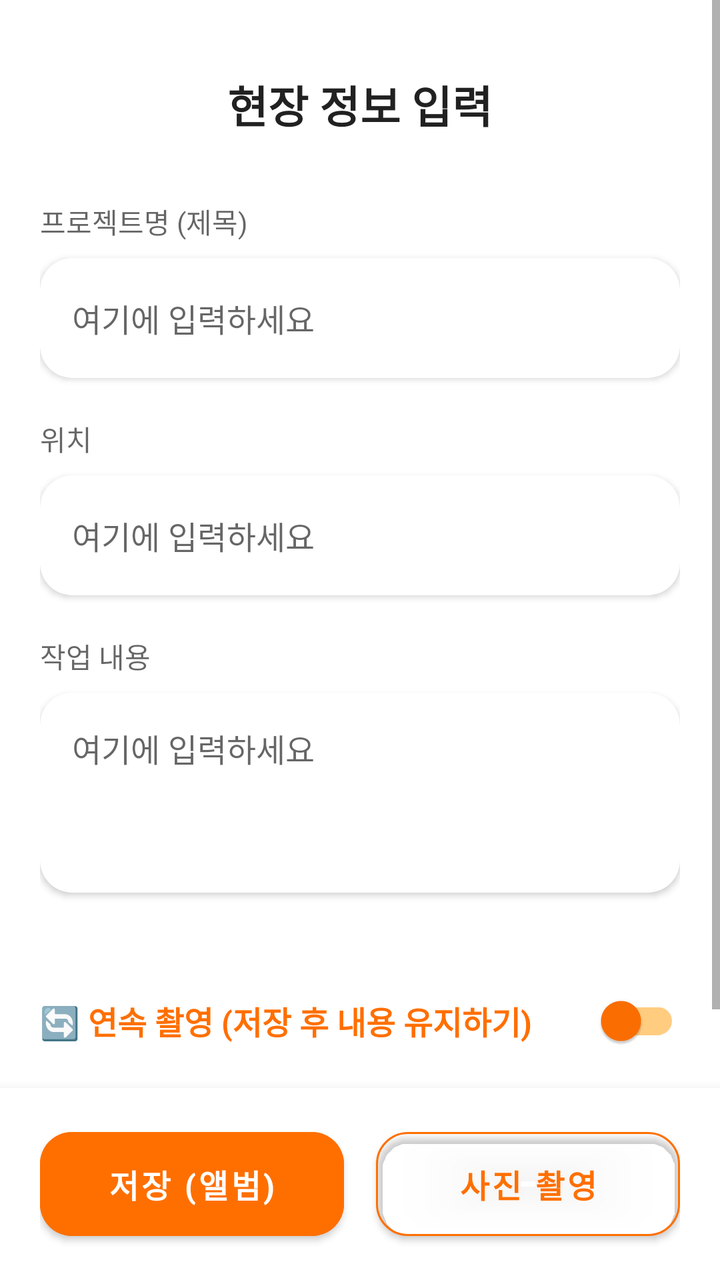
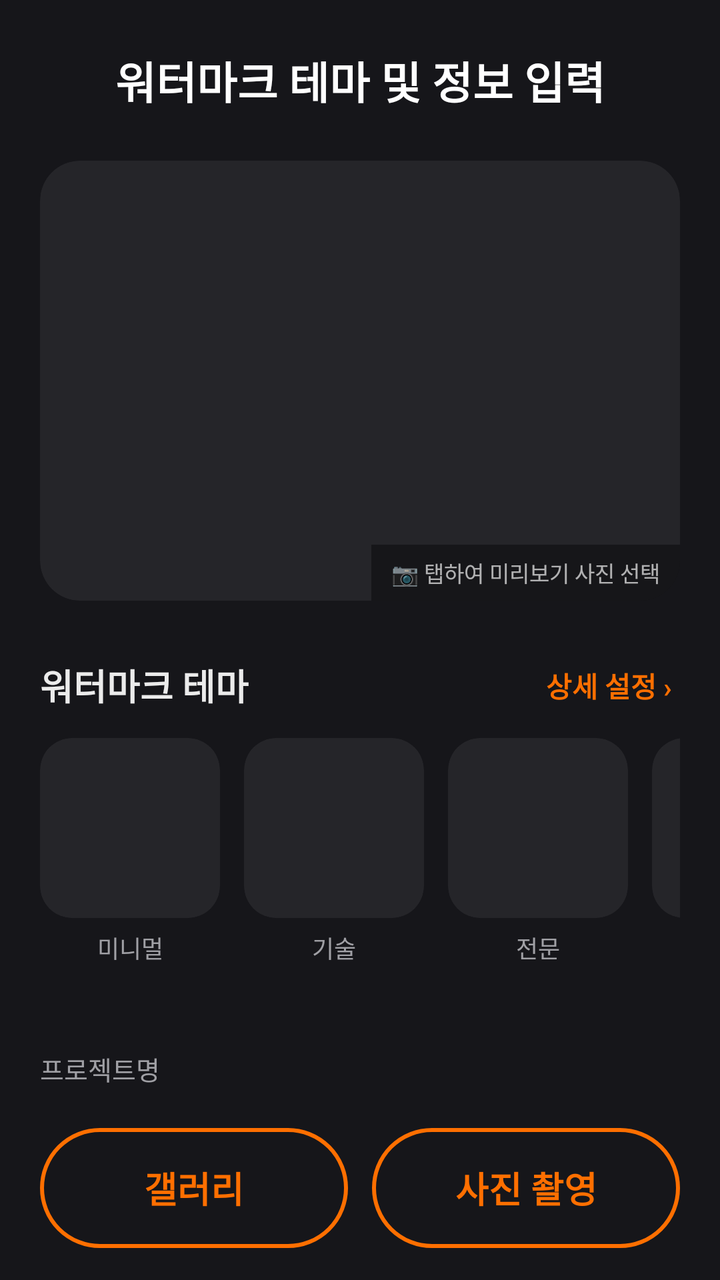

Screens rendered from an Android XML layout before and after an edit, with the pre-edit source and the edit as a unified diff.
<!-- AndroidManifest.xml: application theme Theme.Siteboard -->
<!-- res/layout/activity_sub.xml -->
<?xml version="1.0" encoding="utf-8"?>
<androidx.constraintlayout.widget.ConstraintLayout
    xmlns:android="http://schemas.android.com/apk/res/android"
    xmlns:app="http://schemas.android.com/apk/res-auto"
    android:layout_width="match_parent"
    android:layout_height="match_parent"
    android:fitsSystemWindows="true"
    android:background="?android:attr/windowBackground">

    <ScrollView
        android:layout_width="match_parent"
        android:layout_height="0dp"
        app:layout_constraintTop_toTopOf="parent"
        app:layout_constraintBottom_toTopOf="@id/layoutBottom"
        android:fillViewport="true">

        <LinearLayout
            android:layout_width="match_parent"
            android:layout_height="wrap_content"
            android:orientation="vertical"
            android:padding="20dp">

            <TextView
                android:layout_width="match_parent"
                android:layout_height="wrap_content"
                android:text="현장 정보 입력"
                android:textSize="22sp"
                android:textColor="?android:attr/textColorPrimary"
                android:textStyle="bold"
                android:gravity="center"
                android:layout_marginTop="16dp"
                android:layout_marginBottom="32dp"/>

            <TextView android:layout_width="wrap_content" android:layout_height="wrap_content" android:text="프로젝트명 (제목)" android:textColor="?android:attr/textColorSecondary" android:textSize="14sp" android:layout_marginBottom="8dp"/>
            <androidx.cardview.widget.CardView android:layout_width="match_parent" android:layout_height="60dp" app:cardCornerRadius="16dp" app:cardElevation="2dp" app:cardBackgroundColor="?attr/colorSurface" android:layout_marginBottom="20dp">
                <EditText android:id="@+id/etTitle" android:layout_width="match_parent" android:layout_height="match_parent" android:background="@null" android:paddingHorizontal="16dp" android:hint="여기에 입력하세요" android:textColorHint="?android:attr/textColorHint" android:textColor="?android:attr/textColorPrimary" android:textSize="16sp" android:inputType="text"/>
            </androidx.cardview.widget.CardView>

            <TextView android:layout_width="wrap_content" android:layout_height="wrap_content" android:text="위치" android:textColor="?android:attr/textColorSecondary" android:textSize="14sp" android:layout_marginBottom="8dp"/>
            <androidx.cardview.widget.CardView android:layout_width="match_parent" android:layout_height="60dp" app:cardCornerRadius="16dp" app:cardElevation="2dp" app:cardBackgroundColor="?attr/colorSurface" android:layout_marginBottom="20dp">
                <EditText android:id="@+id/etLocation" android:layout_width="match_parent" android:layout_height="match_parent" android:background="@null" android:paddingHorizontal="16dp" android:hint="여기에 입력하세요" android:textColorHint="?android:attr/textColorHint" android:textColor="?android:attr/textColorPrimary" android:textSize="16sp" android:inputType="text"/>
            </androidx.cardview.widget.CardView>

            <TextView android:layout_width="wrap_content" android:layout_height="wrap_content" android:text="작업 내용" android:textColor="?android:attr/textColorSecondary" android:textSize="14sp" android:layout_marginBottom="8dp"/>
            <androidx.cardview.widget.CardView android:layout_width="match_parent" android:layout_height="wrap_content" app:cardCornerRadius="16dp" app:cardElevation="2dp" app:cardBackgroundColor="?attr/colorSurface" android:layout_marginBottom="32dp">
                <EditText android:id="@+id/etDesc" android:layout_width="match_parent" android:layout_height="wrap_content" android:minHeight="100dp" android:gravity="top" android:background="@null" android:padding="16dp" android:hint="여기에 입력하세요" android:textColor="?android:attr/textColorPrimary" android:textColorHint="?android:attr/textColorHint" android:textSize="16sp" android:inputType="textMultiLine"/>
            </androidx.cardview.widget.CardView>

            <com.google.android.material.switchmaterial.SwitchMaterial
                android:id="@+id/switchContinuous"
                android:layout_width="match_parent"
                android:layout_height="wrap_content"
                android:text="🔄 연속 촬영 (저장 후 내용 유지하기)"
                android:textColor="#FF6F00"
                android:textSize="16sp"
                android:textStyle="bold"
                app:thumbTint="#FF6F00"
                app:trackTint="#FFCC80"
                android:layout_marginTop="8dp"
                android:layout_marginBottom="32dp"/>
        </LinearLayout>
    </ScrollView>

    <LinearLayout
        android:id="@+id/layoutBottom"
        android:layout_width="match_parent"
        android:layout_height="wrap_content"
        android:orientation="horizontal"
        android:paddingHorizontal="20dp"
        android:paddingVertical="16dp"
        android:background="?attr/colorSurface"
        android:elevation="8dp"
        app:layout_constraintBottom_toBottomOf="parent">

        <Button
            android:id="@+id/btnGallery"
            android:layout_width="0dp"
            android:layout_height="64dp"
            android:layout_weight="1"
            android:text="저장 (앨범)"
            android:textColor="#FFFFFF"
            android:backgroundTint="#FF6F00"
            app:cornerRadius="16dp"
            android:textSize="16sp"
            android:textStyle="bold"
            android:layout_marginEnd="8dp"/>

        <Button
            android:id="@+id/btnCamera"
            android:layout_width="0dp"
            android:layout_height="64dp"
            android:layout_weight="1"
            android:text="사진 촬영"
            android:textColor="#FF6F00"
            android:backgroundTint="@android:color/transparent"
            app:strokeColor="#FF6F00"
            app:strokeWidth="1dp"
            app:cornerRadius="16dp"
            android:textSize="16sp"
            android:textStyle="bold"
            android:layout_marginStart="8dp"/>
    </LinearLayout>

    <LinearLayout
        android:id="@+id/layoutLoading"
        android:layout_width="match_parent"
        android:layout_height="match_parent"
        android:background="#99000000"
        android:gravity="center"
        android:orientation="vertical"
        android:visibility="gone"
        android:clickable="true"
        android:focusable="true"
        app:layout_constraintTop_toTopOf="parent">
        <ProgressBar android:layout_width="wrap_content" android:layout_height="wrap_content" android:indeterminateTint="#FF6F00"/>
        <TextView android:layout_width="wrap_content" android:layout_height="wrap_content" android:text="처리 중입니다..." android:textColor="#FFFFFF" android:layout_marginTop="16dp" android:textSize="16sp" android:textStyle="bold"/>
    </LinearLayout>
</androidx.constraintlayout.widget.ConstraintLayout>
<!-- resources referenced by this layout -->
<resources>
  <style name="Theme.Siteboard" parent="Theme.MaterialComponents.DayNight.NoActionBar">
  
          <item name="colorPrimary">#7C4DFF</item>
          <item name="colorPrimaryVariant">#3700B3</item>
          <item name="colorOnPrimary">#FFFFFF</item>
  
          <item name="colorSecondary">#FF6F00</item>
          <item name="colorSecondaryVariant">#FF6F00</item>
          <item name="colorOnSecondary">#FFFFFF</item>
  
          <item name="android:statusBarColor">?attr/colorPrimaryVariant</item>
  
          <item name="android:windowSplashScreenBackground" tools:targetApi="s">?android:attr/windowBackground</item>
  
          <item name="android:windowSplashScreenAnimatedIcon" tools:targetApi="s">@android:color/transparent</item>
  
          <item name="android:windowSplashScreenAnimationDuration" tools:targetApi="s">0</item>
      </style>
</resources>

<!-- the commit's change to res/layout/activity_sub.xml (unified diff, before → after) -->
@@ -4,63 +4,324 @@
     xmlns:app="http://schemas.android.com/apk/res-auto"
     android:layout_width="match_parent"
     android:layout_height="match_parent"
-    android:fitsSystemWindows="true"
-    android:background="?android:attr/windowBackground">
-
-    <ScrollView
+    android:background="#16161A">
+
+    <TextView
+        android:id="@+id/tvHeader"
+        android:layout_width="wrap_content"
+        android:layout_height="wrap_content"
+        android:text="워터마크 테마 및 정보 입력"
+        android:textColor="#FFFFFF"
+        android:textSize="22sp"
+        android:textStyle="bold"
+        android:layout_marginTop="24dp"
+        app:layout_constraintTop_toTopOf="parent"
+        app:layout_constraintStart_toStartOf="parent"
+        app:layout_constraintEnd_toEndOf="parent" />
+
+    <androidx.core.widget.NestedScrollView
         android:layout_width="match_parent"
         android:layout_height="0dp"
-        app:layout_constraintTop_toTopOf="parent"
+        android:layout_marginTop="24dp"
+        app:layout_constraintTop_toBottomOf="@id/tvHeader"
         app:layout_constraintBottom_toTopOf="@id/layoutBottom"
-        android:fillViewport="true">
+        app:layout_constraintStart_toStartOf="parent"
+        app:layout_constraintEnd_toEndOf="parent"
+        android:clipToPadding="false"
+        android:paddingBottom="24dp">
 
         <LinearLayout
             android:layout_width="match_parent"
             android:layout_height="wrap_content"
             android:orientation="vertical"
-            android:padding="20dp">
-
-            <TextView
-                android:layout_width="match_parent"
-                android:layout_height="wrap_content"
-                android:text="현장 정보 입력"
-                android:textSize="22sp"
-                android:textColor="?android:attr/textColorPrimary"
-                android:textStyle="bold"
-                android:gravity="center"
-                android:layout_marginTop="16dp"
-                android:layout_marginBottom="32dp"/>
-
-            <TextView android:layout_width="wrap_content" android:layout_height="wrap_content" android:text="프로젝트명 (제목)" android:textColor="?android:attr/textColorSecondary" android:textSize="14sp" android:layout_marginBottom="8dp"/>
-            <androidx.cardview.widget.CardView android:layout_width="match_parent" android:layout_height="60dp" app:cardCornerRadius="16dp" app:cardElevation="2dp" app:cardBackgroundColor="?attr/colorSurface" android:layout_marginBottom="20dp">
-                <EditText android:id="@+id/etTitle" android:layout_width="match_parent" android:layout_height="match_parent" android:background="@null" android:paddingHorizontal="16dp" android:hint="여기에 입력하세요" android:textColorHint="?android:attr/textColorHint" android:textColor="?android:attr/textColorPrimary" android:textSize="16sp" android:inputType="text"/>
+            android:paddingHorizontal="20dp">
+
+            
+            <androidx.cardview.widget.CardView
+                android:id="@+id/cardPreview"
+                android:layout_width="match_parent"
+                android:layout_height="220dp"
+                android:clickable="true"
+                android:focusable="true"
+                app:cardCornerRadius="20dp"
+                app:cardElevation="0dp"
+                app:cardBackgroundColor="#252529">
+                <ImageView
+                    android:id="@+id/ivPreview"
+                    android:layout_width="match_parent"
+                    android:layout_height="match_parent"
+                    android:scaleType="centerCrop" />
+                <TextView
+                    android:id="@+id/tvPreviewHint"
+                    android:layout_width="wrap_content"
+                    android:layout_height="wrap_content"
+                    android:layout_gravity="bottom|end"
+                    android:background="#66000000"
+                    android:paddingHorizontal="10dp"
+                    android:paddingVertical="6dp"
+                    android:text="📷 탭하여 미리보기 사진 선택"
+                    android:textColor="#AAFFFFFF"
+                    android:textSize="11sp" />
             </androidx.cardview.widget.CardView>
 
-            <TextView android:layout_width="wrap_content" android:layout_height="wrap_content" android:text="위치" android:textColor="?android:attr/textColorSecondary" android:textSize="14sp" android:layout_marginBottom="8dp"/>
-            <androidx.cardview.widget.CardView android:layout_width="match_parent" android:layout_height="60dp" app:cardCornerRadius="16dp" app:cardElevation="2dp" app:cardBackgroundColor="?attr/colorSurface" android:layout_marginBottom="20dp">
-                <EditText android:id="@+id/etLocation" android:layout_width="match_parent" android:layout_height="match_parent" android:background="@null" android:paddingHorizontal="16dp" android:hint="여기에 입력하세요" android:textColorHint="?android:attr/textColorHint" android:textColor="?android:attr/textColorPrimary" android:textSize="16sp" android:inputType="text"/>
-            </androidx.cardview.widget.CardView>
-
-            <TextView android:layout_width="wrap_content" android:layout_height="wrap_content" android:text="작업 내용" android:textColor="?android:attr/textColorSecondary" android:textSize="14sp" android:layout_marginBottom="8dp"/>
-            <androidx.cardview.widget.CardView android:layout_width="match_parent" android:layout_height="wrap_content" app:cardCornerRadius="16dp" app:cardElevation="2dp" app:cardBackgroundColor="?attr/colorSurface" android:layout_marginBottom="32dp">
-                <EditText android:id="@+id/etDesc" android:layout_width="match_parent" android:layout_height="wrap_content" android:minHeight="100dp" android:gravity="top" android:background="@null" android:padding="16dp" android:hint="여기에 입력하세요" android:textColor="?android:attr/textColorPrimary" android:textColorHint="?android:attr/textColorHint" android:textSize="16sp" android:inputType="textMultiLine"/>
-            </androidx.cardview.widget.CardView>
-
-            <com.google.android.material.switchmaterial.SwitchMaterial
-                android:id="@+id/switchContinuous"
-                android:layout_width="match_parent"
-                android:layout_height="wrap_content"
-                android:text="🔄 연속 촬영 (저장 후 내용 유지하기)"
-                android:textColor="#FF6F00"
-                android:textSize="16sp"
-                android:textStyle="bold"
-                app:thumbTint="#FF6F00"
-                app:trackTint="#FFCC80"
-                android:layout_marginTop="8dp"
-                android:layout_marginBottom="32dp"/>
+            
+            <LinearLayout
+                android:layout_width="match_parent"
+                android:layout_height="wrap_content"
+                android:orientation="horizontal"
+                android:gravity="center_vertical"
+                android:layout_marginTop="28dp"
+                android:layout_marginBottom="12dp">
+                <TextView
+                    android:layout_width="0dp"
+                    android:layout_height="wrap_content"
+                    android:layout_weight="1"
+                    android:text="워터마크 테마"
+                    android:textColor="#EBEBEB"
+                    android:textSize="18sp"
+                    android:textStyle="bold" />
+                <TextView
+                    android:id="@+id/btnDetailSettings"
+                    android:layout_width="wrap_content"
+                    android:layout_height="wrap_content"
+                    android:text="상세 설정 ›"
+                    android:textColor="#FF6F00"
+                    android:textSize="14sp"
+                    android:textStyle="bold"
+                    android:padding="4dp"
+                    android:clickable="true"
+                    android:focusable="true" />
+            </LinearLayout>
+
+            
+            <HorizontalScrollView
+                android:layout_width="match_parent"
+                android:layout_height="wrap_content"
+                android:scrollbars="none">
+                <LinearLayout
+                    android:layout_width="wrap_content"
+                    android:layout_height="wrap_content"
+                    android:orientation="horizontal">
+
+                    <LinearLayout
+                        android:id="@+id/layoutTheme0"
+                        android:layout_width="90dp"
+                        android:layout_height="wrap_content"
+                        android:orientation="vertical"
+                        android:layout_marginEnd="12dp"
+                        android:clickable="true"
+                        android:focusable="true">
+                        <com.google.android.material.card.MaterialCardView
+                            android:id="@+id/viewTheme0"
+                            android:layout_width="match_parent"
+                            android:layout_height="90dp"
+                            app:cardCornerRadius="16dp"
+                            app:cardElevation="0dp"
+                            app:cardBackgroundColor="#252529"
+                            app:strokeWidth="0dp"
+                            app:strokeColor="#FF6F00">
+                            <ImageView
+                                android:id="@+id/ivThemePreview0"
+                                android:layout_width="match_parent"
+                                android:layout_height="match_parent"
+                                android:scaleType="centerCrop" />
+                        </com.google.android.material.card.MaterialCardView>
+                        <TextView android:id="@+id/tvThemeLabel0" android:layout_width="match_parent" android:layout_height="wrap_content" android:text="미니멀" android:textColor="#A0A0A5" android:textSize="12sp" android:gravity="center" android:layout_marginTop="6dp" />
+                    </LinearLayout>
+
+                    <LinearLayout
+                        android:id="@+id/layoutTheme1"
+                        android:layout_width="90dp"
+                        android:layout_height="wrap_content"
+                        android:orientation="vertical"
+                        android:layout_marginEnd="12dp"
+                        android:clickable="true"
+                        android:focusable="true">
+                        <com.google.android.material.card.MaterialCardView
+                            android:id="@+id/viewTheme1"
+                            android:layout_width="match_parent"
+                            android:layout_height="90dp"
+                            app:cardCornerRadius="16dp"
+                            app:cardElevation="0dp"
+                            app:cardBackgroundColor="#252529"
+                            app:strokeWidth="0dp"
+                            app:strokeColor="#FF6F00">
+                            <ImageView
+                                android:id="@+id/ivThemePreview1"
+                                android:layout_width="match_parent"
+                                android:layout_height="match_parent"
+                                android:scaleType="centerCrop" />
+                        </com.google.android.material.card.MaterialCardView>
+                        <TextView android:id="@+id/tvThemeLabel1" android:layout_width="match_parent" android:layout_height="wrap_content" android:text="기술" android:textColor="#A0A0A5" android:textSize="12sp" android:gravity="center" android:layout_marginTop="6dp" />
+                    </LinearLayout>
+
+                    <LinearLayout
+                        android:id="@+id/layoutTheme2"
+                        android:layout_width="90dp"
+                        android:layout_height="wrap_content"
+                        android:orientation="vertical"
+                        android:layout_marginEnd="12dp"
+                        android:clickable="true"
+                        android:focusable="true">
+                        <com.google.android.material.card.MaterialCardView
+                            android:id="@+id/viewTheme2"
+                            android:layout_width="match_parent"
+                            android:layout_height="90dp"
+                            app:cardCornerRadius="16dp"
+                            app:cardElevation="0dp"
+                            app:cardBackgroundColor="#252529"
+                            app:strokeWidth="0dp"
+                            app:strokeColor="#FF6F00">
+                            <ImageView
+                                android:id="@+id/ivThemePreview2"
+                                android:layout_width="match_parent"
+                                android:layout_height="match_parent"
+                                android:scaleType="centerCrop" />
+                        </com.google.android.material.card.MaterialCardView>
+                        <TextView android:id="@+id/tvThemeLabel2" android:layout_width="match_parent" android:layout_height="wrap_content" android:text="전문" android:textColor="#A0A0A5" android:textSize="12sp" android:gravity="center" android:layout_marginTop="6dp" />
+                    </LinearLayout>
+
+                    <LinearLayout
+                        android:id="@+id/layoutTheme3"
+                        android:layout_width="90dp"
+                        android:layout_height="wrap_content"
+                        android:orientation="vertical"
+                        android:clickable="true"
+                        android:focusable="true">
+                        <com.google.android.material.card.MaterialCardView
+                            android:id="@+id/viewTheme3"
+                            android:layout_width="match_parent"
+                            android:layout_height="90dp"
+                            app:cardCornerRadius="16dp"
+                            app:cardElevation="0dp"
+                            app:cardBackgroundColor="#252529"
+                            app:strokeWidth="0dp"
+                            app:strokeColor="#FF6F00">
+                            <ImageView
+                                android:id="@+id/ivThemePreview3"
+                                android:layout_width="match_parent"
+                                android:layout_height="match_parent"
+                                android:scaleType="centerCrop" />
+                        </com.google.android.material.card.MaterialCardView>
+                        <TextView android:id="@+id/tvThemeLabel3" android:layout_width="match_parent" android:layout_height="wrap_content" android:text="강조" android:textColor="#A0A0A5" android:textSize="12sp" android:gravity="center" android:layout_marginTop="6dp" />
+                    </LinearLayout>
+
+                </LinearLayout>
+            </HorizontalScrollView>
+
+            <Space android:layout_width="match_parent" android:layout_height="28dp" />
+
+            
+            <LinearLayout
+                android:layout_width="match_parent"
+                android:layout_height="wrap_content"
+                android:orientation="vertical"
+                android:paddingVertical="14dp">
+                <TextView android:layout_width="wrap_content" android:layout_height="wrap_content" android:text="프로젝트명" android:textColor="#A0A0A5" android:textSize="13sp" />
+                <EditText
+                    android:id="@+id/etTitle"
+                    android:layout_width="match_parent"
+                    android:layout_height="wrap_content"
+                    android:background="@null"
+                    android:hint="여기에 입력하세요"
+                    android:textColorHint="#55555A"
+                    android:textColor="#FFFFFF"
+                    android:textSize="17sp"
+                    android:layout_marginTop="4dp"
+                    android:inputType="text" />
+                <View android:layout_width="match_parent" android:layout_height="1dp" android:background="#2A2A30" android:layout_marginTop="12dp" />
+            </LinearLayout>
+
+            
+            <LinearLayout
+                android:layout_width="match_parent"
+                android:layout_height="wrap_content"
+                android:orientation="vertical"
+                android:paddingVertical="14dp">
+                <TextView android:layout_width="wrap_content" android:layout_height="wrap_content" android:text="위치" android:textColor="#A0A0A5" android:textSize="13sp" />
+                <EditText
+                    android:id="@+id/etLocation"
+                    android:layout_width="match_parent"
+                    android:layout_height="wrap_content"
+                    android:background="@null"
+                    android:hint="여기에 입력하세요"
+                    android:textColorHint="#55555A"
+                    android:textColor="#FFFFFF"
+                    android:textSize="17sp"
+                    android:layout_marginTop="4dp"
+                    android:inputType="text" />
+                <View android:layout_width="match_parent" android:layout_height="1dp" android:background="#2A2A30" android:layout_marginTop="12dp" />
+            </LinearLayout>
+
+            
+            <LinearLayout
+                android:layout_width="match_parent"
+                android:layout_height="wrap_content"
+                android:orientation="vertical"
+                android:paddingVertical="14dp">
+                <TextView android:layout_width="wrap_content" android:layout_height="wrap_content" android:text="작업 내용" android:textColor="#A0A0A5" android:textSize="13sp" />
+                <EditText
+                    android:id="@+id/etDesc"
+                    android:layout_width="match_parent"
+                    android:layout_height="wrap_content"
+                    android:background="@null"
+                    android:hint="여기에 입력하세요"
+                    android:textColorHint="#55555A"
+                    android:textColor="#FFFFFF"
+                    android:textSize="17sp"
+                    android:layout_marginTop="4dp"
+                    android:inputType="textMultiLine"
+                    android:maxLines="3" />
+                <View android:layout_width="match_parent" android:layout_height="1dp" android:background="#2A2A30" android:layout_marginTop="12dp" />
+            </LinearLayout>
+
+            
+            <LinearLayout
+                android:layout_width="match_parent"
+                android:layout_height="wrap_content"
+                android:orientation="vertical"
+                android:paddingVertical="14dp">
+                <TextView android:layout_width="wrap_content" android:layout_height="wrap_content" android:text="날짜/시간" android:textColor="#A0A0A5" android:textSize="13sp" />
+                <TextView
+                    android:id="@+id/tvDate"
+                    android:layout_width="match_parent"
+                    android:layout_height="wrap_content"
+                    android:text="자동 기록됨"
+                    android:textColor="#888888"
+                    android:textSize="17sp"
+                    android:layout_marginTop="4dp" />
+                <View android:layout_width="match_parent" android:layout_height="1dp" android:background="#2A2A30" android:layout_marginTop="12dp" />
+            </LinearLayout>
+
+            
+            <LinearLayout
+                android:layout_width="match_parent"
+                android:layout_height="wrap_content"
+                android:orientation="horizontal"
+                android:paddingVertical="16dp"
+                android:gravity="center_vertical">
+
+                <LinearLayout
+                    android:layout_width="0dp"
+                    android:layout_height="wrap_content"
+                    android:layout_weight="1"
+                    android:orientation="vertical">
+                    <TextView android:layout_width="wrap_content" android:layout_height="wrap_content" android:text="연속 촬영 모드" android:textColor="#FFFFFF" android:textSize="16sp" android:textStyle="bold" />
+                    <TextView android:layout_width="wrap_content" android:layout_height="wrap_content" android:text="저장 후 화면을 닫지 않고 다음 사진을 찍습니다." android:textColor="#A0A0A5" android:textSize="12sp" android:layout_marginTop="4dp" />
+                </LinearLayout>
+
+                <com.google.android.material.switchmaterial.SwitchMaterial
+                    android:id="@+id/switchContinuous"
+                    android:layout_width="wrap_content"
+                    android:layout_height="wrap_content"
+                    app:thumbTint="#FFFFFF"
+                    app:trackTint="#FF6F00" />
+            </LinearLayout>
+
         </LinearLayout>
-    </ScrollView>
-
+    </androidx.core.widget.NestedScrollView>
+
+    
     <LinearLayout
         android:id="@+id/layoutBottom"
         android:layout_width="match_parent"
@@ -68,51 +329,60 @@
         android:orientation="horizontal"
         android:paddingHorizontal="20dp"
         android:paddingVertical="16dp"
-        android:background="?attr/colorSurface"
-        android:elevation="8dp"
-        app:layout_constraintBottom_toBottomOf="parent">
-
-        <Button
+        android:background="#16161A"
+        app:layout_constraintBottom_toBottomOf="parent"
+        app:layout_constraintStart_toStartOf="parent"
+        app:layout_constraintEnd_toEndOf="parent">
+
+        <androidx.appcompat.widget.AppCompatButton
             android:id="@+id/btnGallery"
             android:layout_width="0dp"
-            android:layout_height="64dp"
+            android:layout_height="60dp"
             android:layout_weight="1"
-            android:text="저장 (앨범)"
-            android:textColor="#FFFFFF"
-            android:backgroundTint="#FF6F00"
-            app:cornerRadius="16dp"
-            android:textSize="16sp"
+            android:text="갤러리"
+            android:textColor="#FF6F00"
+            android:textSize="18sp"
             android:textStyle="bold"
-            android:layout_marginEnd="8dp"/>
-
-        <Button
+            android:background="@drawable/btn_outline_purple"
+            android:layout_marginEnd="12dp"
+            android:textAllCaps="false" />
+
+        <androidx.appcompat.widget.AppCompatButton
             android:id="@+id/btnCamera"
             android:layout_width="0dp"
-            android:layout_height="64dp"
+            android:layout_height="60dp"
             android:layout_weight="1"
             android:text="사진 촬영"
             android:textColor="#FF6F00"
-            android:backgroundTint="@android:color/transparent"
-            app:strokeColor="#FF6F00"
-            app:strokeWidth="1dp"
-            app:cornerRadius="16dp"
-            android:textSize="16sp"
+            android:textSize="18sp"
             android:textStyle="bold"
-            android:layout_marginStart="8dp"/>
+            android:background="@drawable/btn_outline_purple"
+            android:textAllCaps="false" />
     </LinearLayout>
 
+    
     <LinearLayout
         android:id="@+id/layoutLoading"
         android:layout_width="match_parent"
         android:layout_height="match_parent"
-        android:background="#99000000"
+        android:background="#88000000"
         android:gravity="center"
         android:orientation="vertical"
         android:visibility="gone"
         android:clickable="true"
-        android:focusable="true"
-        app:layout_constraintTop_toTopOf="parent">
-        <ProgressBar android:layout_width="wrap_content" android:layout_height="wrap_content" android:indeterminateTint="#FF6F00"/>
-        <TextView android:layout_width="wrap_content" android:layout_height="wrap_content" android:text="처리 중입니다..." android:textColor="#FFFFFF" android:layout_marginTop="16dp" android:textSize="16sp" android:textStyle="bold"/>
+        android:focusable="true">
+        <ProgressBar
+            android:layout_width="wrap_content"
+            android:layout_height="wrap_content"
+            android:indeterminateTint="#D4BFFF" />
+        <TextView
+            android:id="@+id/tvLoadingMessage"
+            android:layout_width="wrap_content"
+            android:layout_height="wrap_content"
+            android:text="처리 중..."
+            android:textColor="#FFFFFF"
+            android:textSize="16sp"
+            android:layout_marginTop="16dp" />
     </LinearLayout>
+
 </androidx.constraintlayout.widget.ConstraintLayout>
<!-- resource entries referenced after the edit -->
@@ -1,5 +1,12 @@
 <!-- resources referenced by this layout -->
 <resources>
+  <!-- drawable btn_outline_purple (drawable) -->
+  <?xml version="1.0" encoding="utf-8"?>
+  <shape xmlns:android="http://schemas.android.com/apk/res/android">
+      <stroke android:width="2dp" android:color="#FF6F00" />
+      <solid android:color="@android:color/transparent" />
+      <corners android:radius="100dp" />
+  </shape>
   <style name="Theme.Siteboard" parent="Theme.MaterialComponents.DayNight.NoActionBar">
   
           <item name="colorPrimary">#7C4DFF</item>
